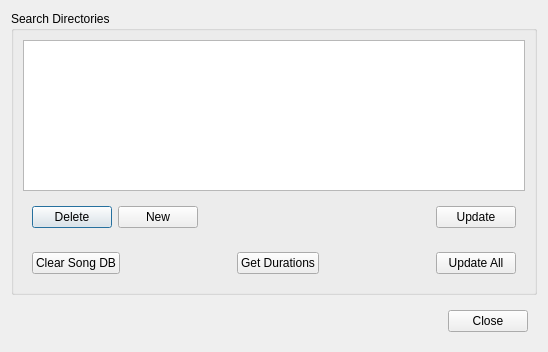
First picture: the form in KaraokeHost/dlgdatabase.ui, repository OpenKJ/OpenKJ, before the edit.
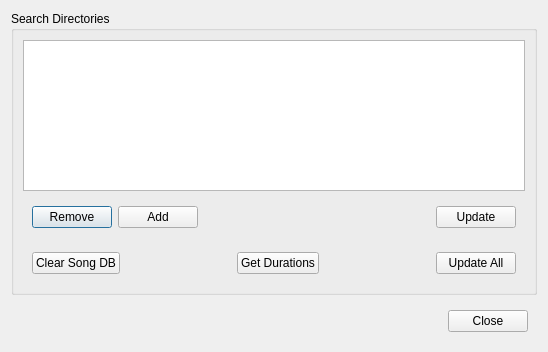
Second picture: the form after the edit.

What changed in the file:
```diff
--- a/KaraokeHost/dlgdatabase.ui
+++ b/KaraokeHost/dlgdatabase.ui
@@ -56,14 +56,14 @@
            <item>
             <widget class="QPushButton" name="buttonDelete">
              <property name="text">
-              <string>Delete</string>
+              <string>Remove</string>
              </property>
             </widget>
            </item>
            <item>
             <widget class="QPushButton" name="buttonNew">
              <property name="text">
-              <string>New</string>
+              <string>Add</string>
              </property>
             </widget>
            </item>
```
Left out of the diff: 21 changed lines with no effect on the pictures.
